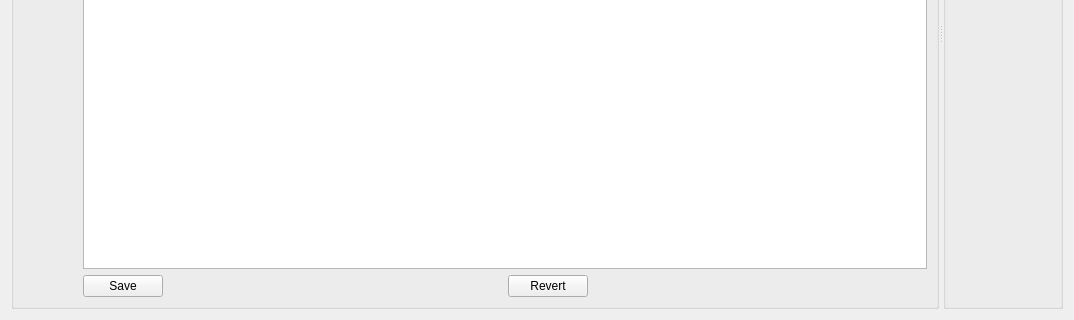
This is src/Assign_GUP/resources/reviewer_details.ui in prjemian/assign_gup as Qt 5 draws it before an edit; both pictures show x 0 to 1074 and y 255 to 575 of the 1074 by 575 pixel window. The edited form follows.
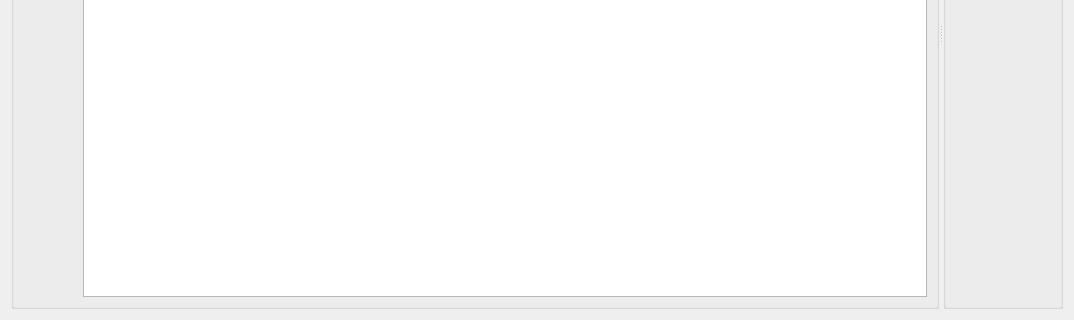
This is the edited form.

Commit message: * remove save & restore buttons, move (planned) actions to higher level * create Topics editor

```diff
--- a/src/Assign_GUP/resources/reviewer_details.ui
+++ b/src/Assign_GUP/resources/reviewer_details.ui
@@ -38,6 +38,9 @@
        </property>
        <item row="0" column="0">
         <layout class="QFormLayout" name="formLayout">
+         <property name="fieldGrowthPolicy">
+          <enum>QFormLayout::AllNonFixedFieldsGrow</enum>
+         </property>
          <item row="0" column="0">
           <widget class="QLabel" name="label">
            <property name="text">
@@ -148,50 +151,6 @@
            </property>
           </widget>
          </item>
-         <item row="7" column="1">
-          <layout class="QHBoxLayout" name="horizontalLayout">
-           <item>
-            <widget class="QPushButton" name="save_pb">
-             <property name="text">
-              <string>Save</string>
-             </property>
-            </widget>
-           </item>
-           <item>
-            <spacer name="horizontalSpacer_2">
-             <property name="orientation">
-              <enum>Qt::Horizontal</enum>
-             </property>
-             <property name="sizeHint" stdset="0">
-              <size>
-               <width>40</width>
-               <height>20</height>
-              </size>
-             </property>
-            </spacer>
-           </item>
-           <item>
-            <widget class="QPushButton" name="revert_pb">
-             <property name="text">
-              <string>Revert</string>
-             </property>
-            </widget>
-           </item>
-           <item>
-            <spacer name="horizontalSpacer">
-             <property name="orientation">
-              <enum>Qt::Horizontal</enum>
-             </property>
-             <property name="sizeHint" stdset="0">
-              <size>
-               <width>40</width>
-               <height>20</height>
-              </size>
-             </property>
-            </spacer>
-           </item>
-          </layout>
-         </item>
         </layout>
        </item>
       </layout>
```
Left out of the diff: 28 changed lines with no effect on the pictures. The commit also changes 7 other files.
